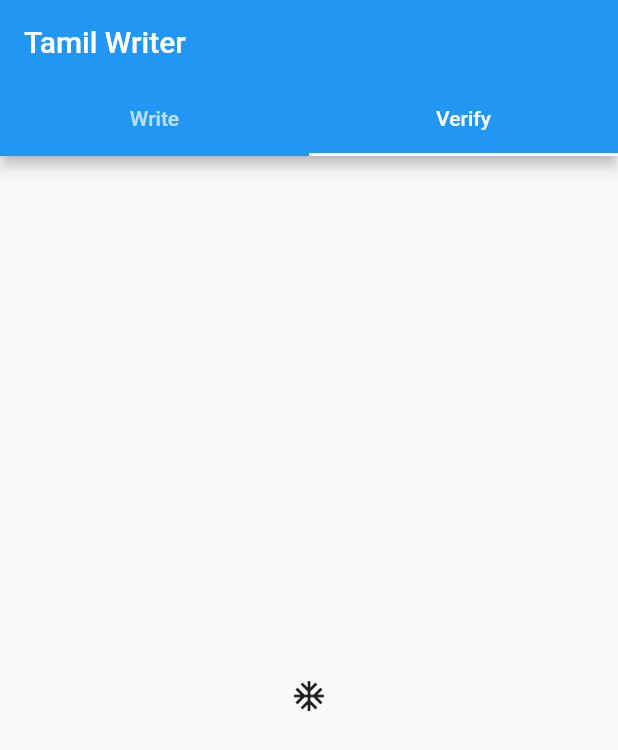
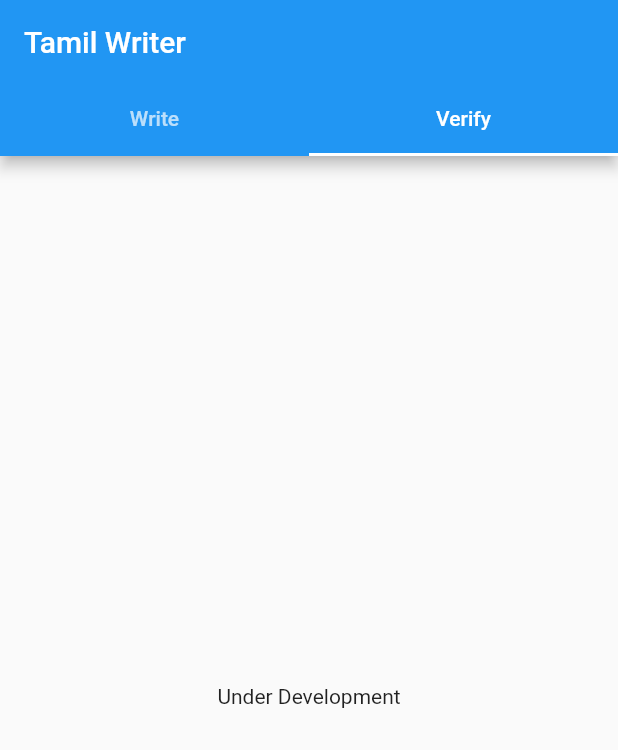
Before and after one commit to sakthi0405/tamil_write, a Flutter app: the screen it shows after launch, tab 2 chosen, on a phone screen of 412 x 824 dp. Shown: the top 750 px of the screen. Run offline on Flutter 3.47's test engine with Material 2 defaults, Android fonts, the phone set to English and light mode, and no system bars; our stand-ins replace permission_handler, signature.

Commit message:
verify_page added

```diff
--- a/lib/main.dart
+++ b/lib/main.dart
@@ -1,6 +1,7 @@
 import 'package:flutter/material.dart';
 import 'package:flutter/services.dart';
-import 'package:signature_example/page/write_page.dart';
+import 'verify_page.dart';
+import 'write_page.dart';
 
 Future main() async {
   WidgetsFlutterBinding.ensureInitialized();
@@ -8,17 +9,13 @@ Future main() async {
     DeviceOrientation.portraitUp,
     DeviceOrientation.landscapeLeft,
     DeviceOrientation.landscapeRight,
-
   ]);
 
   runApp(MyApp());
 }
 
-
-
 class MyApp extends StatelessWidget {
   static final String title = 'Tamil Writer';
-
 
   @override
   Widget build(BuildContext context) {
@@ -28,7 +25,6 @@ class MyApp extends StatelessWidget {
         child: Scaffold(
           appBar: AppBar(
             bottom: const TabBar(
-
               tabs: [
                 Tab(text: 'Write'),
                 Tab(text: 'Verify'),
@@ -37,10 +33,10 @@ class MyApp extends StatelessWidget {
             title: Text('Tamil Writer'),
           ),
           body: TabBarView(
-             physics: NeverScrollableScrollPhysics(),
+            physics: NeverScrollableScrollPhysics(),
             children: [
               WritePage(),
-              Icon(Icons.ac_unit),
+              VerifyPage(),
             ],
           ),
         ),
@@ -51,7 +47,6 @@ class MyApp extends StatelessWidget {
         primaryColor: Colors.red,
       ),
 
-      //home: WritingPage(),
     );
   }
 }
--- /dev/null
+++ b/lib/verify_page.dart
@@ -0,0 +1,17 @@
+import 'package:flutter/material.dart';
+
+class VerifyPage extends StatefulWidget {
+  const VerifyPage({ Key key }) : super(key: key);
+
+  @override
+  _VerifyPageState createState() => _VerifyPageState();
+}
+
+class _VerifyPageState extends State<VerifyPage> {
+  @override
+  Widget build(BuildContext context) {
+    return Container(
+      child: Center(child: Text('Under Development')),
+    );
+  }
+}
--- a/lib/page/write_page.dart
+++ b/lib/write_page.dart
@@ -3,7 +3,7 @@ import 'dart:typed_data';
 import 'package:flutter/material.dart';
 import 'package:flutter/services.dart';
 import 'package:signature/signature.dart';
-import 'package:signature_example/page/write_page_preview.dart';
+import 'write_page_preview.dart';
 
 class WritePage extends StatefulWidget {
   @override
```
Also changed, not shown: lib/write_page_preview.dart (renamed from lib/page/write_page_preview.dart).
